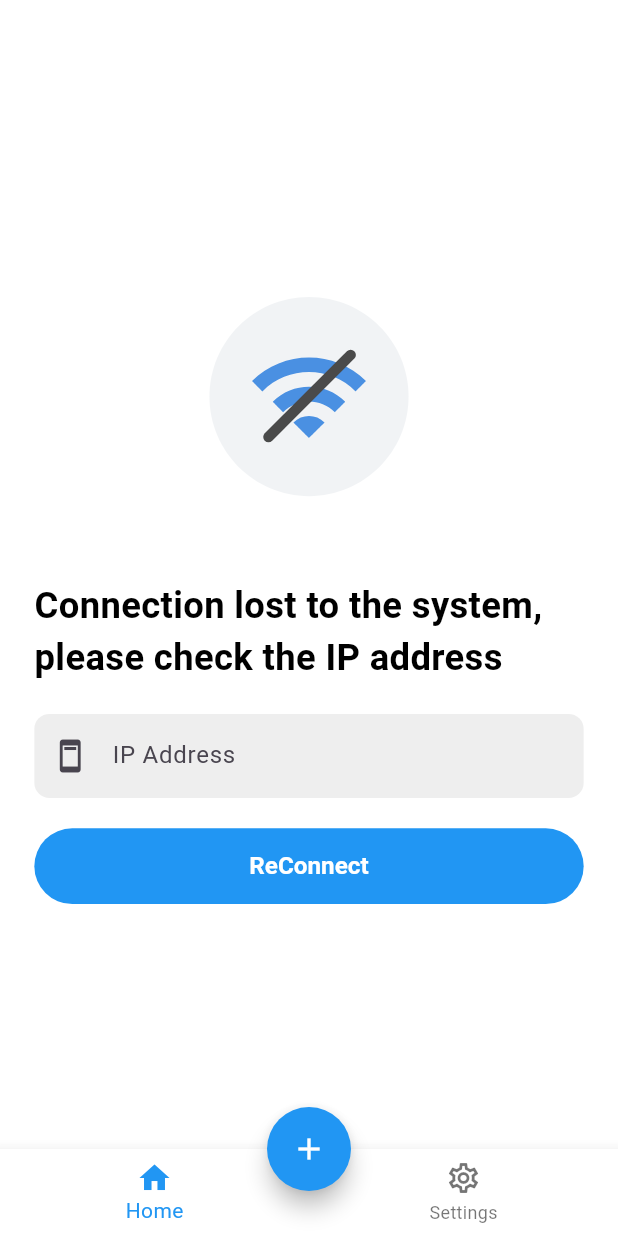
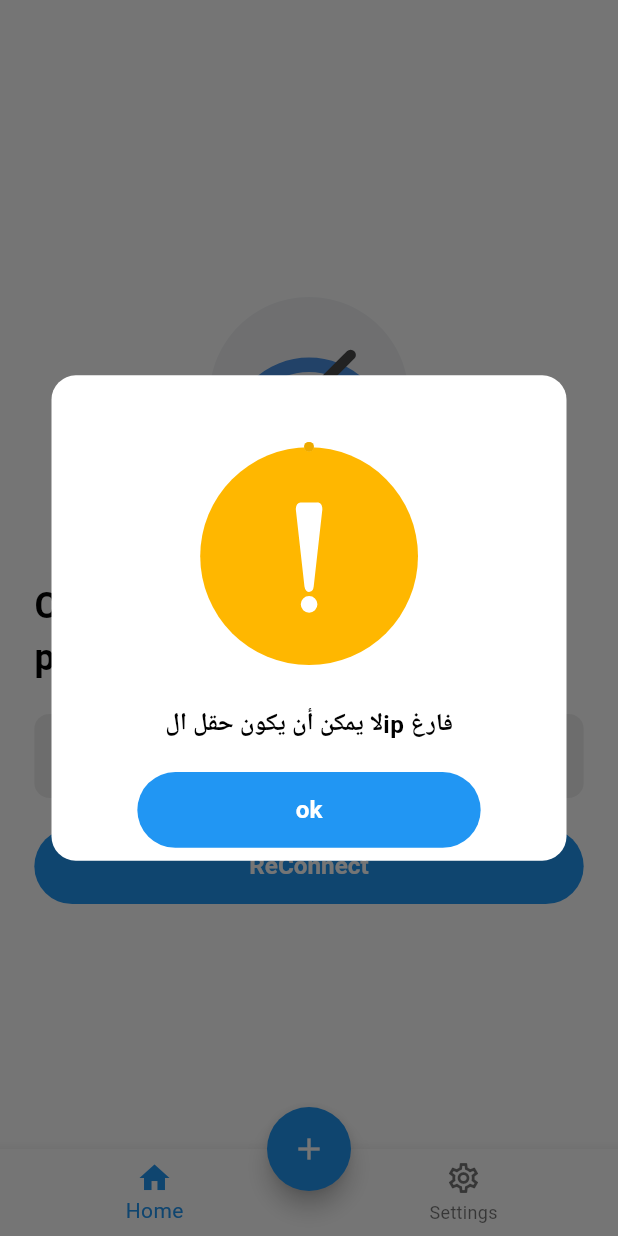
Before and after one commit to hade-allaila/solar_power, a Flutter app: the screen it shows after launch, after a tap on "ReConnect", on a phone screen of 412 x 824 dp. Run offline on Flutter 3.47's test engine with Material 3 defaults, Android fonts, the phone set to English and light mode, and no system bars; our stand-ins replace dio, flutter_screenutil, lottie, shared_preferences, sqflite; missing offline and left inert: duration_picker; accounts and stored records are empty; network calls fail.

Commit message:
feat: improve time formatting and validation in add load screen
- Add leading zeros to time formatting in formatTime utility
- Implement empty field validation for IP address in home screen
- Add timerValue field to AddloadProvider for duration picker state
- Update duration picker to display formatted time and handle controller updates
- Remove unused database helper imports and clean up launch.json configurations

```diff
--- /dev/null
+++ b/devtools_options.yaml
@@ -0,0 +1,3 @@
+description: This file stores settings for Dart & Flutter DevTools.
+documentation: https://docs.flutter.dev/tools/devtools/extensions#configure-extension-enablement-states
+extensions:
--- a/lib/logic/addload_provider.dart
+++ b/lib/logic/addload_provider.dart
@@ -10,6 +10,7 @@ import 'package:solar_app/widgets/dialogs/success_dialog.dart';
 class AddloadProvider extends ChangeNotifier {
   bool isAdded = false;
   bool isLoading = false;
+  String? timerValue;
   TextEditingController loadName = TextEditingController();
   TextEditingController loadPriority = TextEditingController();
   int loadPin = 0;
--- a/lib/main.dart
+++ b/lib/main.dart
@@ -3,7 +3,6 @@ import 'package:flutter_screenutil/flutter_screenutil.dart';
 import 'package:shared_preferences/shared_preferences.dart';
 import 'package:solar_app/networking/api_client.dart';
 import 'package:solar_app/solar_power_app.dart';
-import 'package:solar_app/utils/avaliable_loadpins_database_helper.dart';
 
 void main() async {
   WidgetsFlutterBinding.ensureInitialized();
--- a/lib/networking/api_client.dart
+++ b/lib/networking/api_client.dart
@@ -34,10 +34,10 @@ class ApiClient {
   }
 
   void configureDio(String? ipAddress) {
-    if (ipAddress != null) {
+    if (ipAddress != null && ipAddress.isNotEmpty) {
       dio.options.baseUrl = "http://$ipAddress";
     } else {
-      dio.options.baseUrl = "http://solar-manager.local";
+      dio.options.baseUrl = "http://192.168.1.102";
     }
     dio.options.connectTimeout = Duration(seconds: 10);
     dio.options.receiveTimeout = Duration(seconds: 10);
--- a/lib/screens/home_screen.dart
+++ b/lib/screens/home_screen.dart
@@ -5,6 +5,7 @@ import 'package:provider/provider.dart';
 import 'package:solar_app/l10n/app_localizations.dart';
 import 'package:solar_app/logic/home_provider.dart';
 import 'package:solar_app/theming/app_text_styles.dart';
+import 'package:solar_app/widgets/dialogs/empty_feild_dialog.dart';
 import 'package:solar_app/widgets/load_widget.dart';
 import 'package:solar_app/widgets/system_status_consumer.dart';
 
@@ -57,15 +58,25 @@ class HomeScreen extends StatelessWidget {
                       ),
                     ),
                     onSubmitted: (value) {
-                      print("submitting");
-                      state.handleIpChange();
+                      if (value.isEmpty) {
+                        print("is empty");
+                        emptyFeildDailog(context);
+                        return;
+                      } else {
+                        state.handleIpChange();
+                      }
                     },
                   ),
                   SizedBox(height: 20.h),
 
                   TextButton(
                     onPressed: () {
-                      state.handleIpChange();
+                      if (state.ipController.text.isEmpty) {
+                        emptyFeildDailog(context);
+                        return;
+                      } else {
+                        state.handleIpChange();
+                      }
                     },
                     style: TextButton.styleFrom(
                       backgroundColor: Colors.blue,
--- a/lib/utils/format_time.dart
+++ b/lib/utils/format_time.dart
@@ -1,3 +1,7 @@
 String formatTime(Duration d) {
-  return "${d.inHours}:${d.inMinutes - d.inHours * 60}";
+  int hours = d.inHours;
+  int minutes = d.inMinutes - d.inHours * 60;
+  String hoursString = hours < 10 ? "0$hours" : "$hours";
+  String minutesString = minutes < 10 ? "0$minutes" : "$minutes";
+  return "${hoursString}:${minutesString}";
 }
--- a/lib/widgets/custom_drop_down.dart
+++ b/lib/widgets/custom_drop_down.dart
@@ -3,7 +3,6 @@ import 'package:flutter_screenutil/flutter_screenutil.dart';
 import 'package:provider/provider.dart';
 import 'package:solar_app/l10n/app_localizations.dart';
 import 'package:solar_app/logic/addload_provider.dart';
-import 'package:solar_app/utils/avaliable_loadpins_database_helper.dart';
 
 class CustomDropDown extends StatefulWidget {
   const CustomDropDown({super.key});
--- /dev/null
+++ b/lib/widgets/dialogs/empty_feild_dialog.dart
@@ -0,0 +1,47 @@
+import 'package:flutter/material.dart';
+import 'package:flutter_screenutil/flutter_screenutil.dart';
+import 'package:lottie/lottie.dart';
+import 'package:solar_app/l10n/app_localizations.dart';
+import 'package:solar_app/theming/app_text_styles.dart';
+import 'package:solar_app/utils/navigation_extention.dart';
+
+void emptyFeildDailog(BuildContext context) {
+  showDialog(
+    context: context,
+    builder: (context) {
+      return Center(
+        child: Container(
+          padding: EdgeInsets.symmetric(horizontal: 20.w, vertical: 20.h),
+          width: 300.w,
+          height: 320.h,
+          decoration: BoxDecoration(
+            borderRadius: BorderRadius.circular(16.r),
+            color: Colors.white,
+          ),
+          child: Column(
+            children: [
+              Lottie.asset("assets/warning.json", repeat: false, height: 200),
+              Text(
+                "لا يمكن أن يكون حقل الip فارغ",
+                style: AppTextStyles.font16BlackBold,
+              ),
+              SizedBox(height: 20.h),
+              TextButton(
+                onPressed: () async {
+                  context.pop();
+                },
+                style: TextButton.styleFrom(
+                  backgroundColor: Colors.blue,
+                  foregroundColor: Colors.white,
+                  minimumSize: Size(200.w, 50.h),
+                  textStyle: AppTextStyles.font16WhiteBold,
+                ),
+                child: Text(AppLocalizations.of(context)!.ok),
+              ),
+            ],
+          ),
+        ),
+      );
+    },
+  );
+}
```
Also changed, not shown: lib/screens/add_load_screen.dart (+53 -31 lines), lib/widgets/custom_duration_picker.dart (+6 -3 lines), 1 other file.
